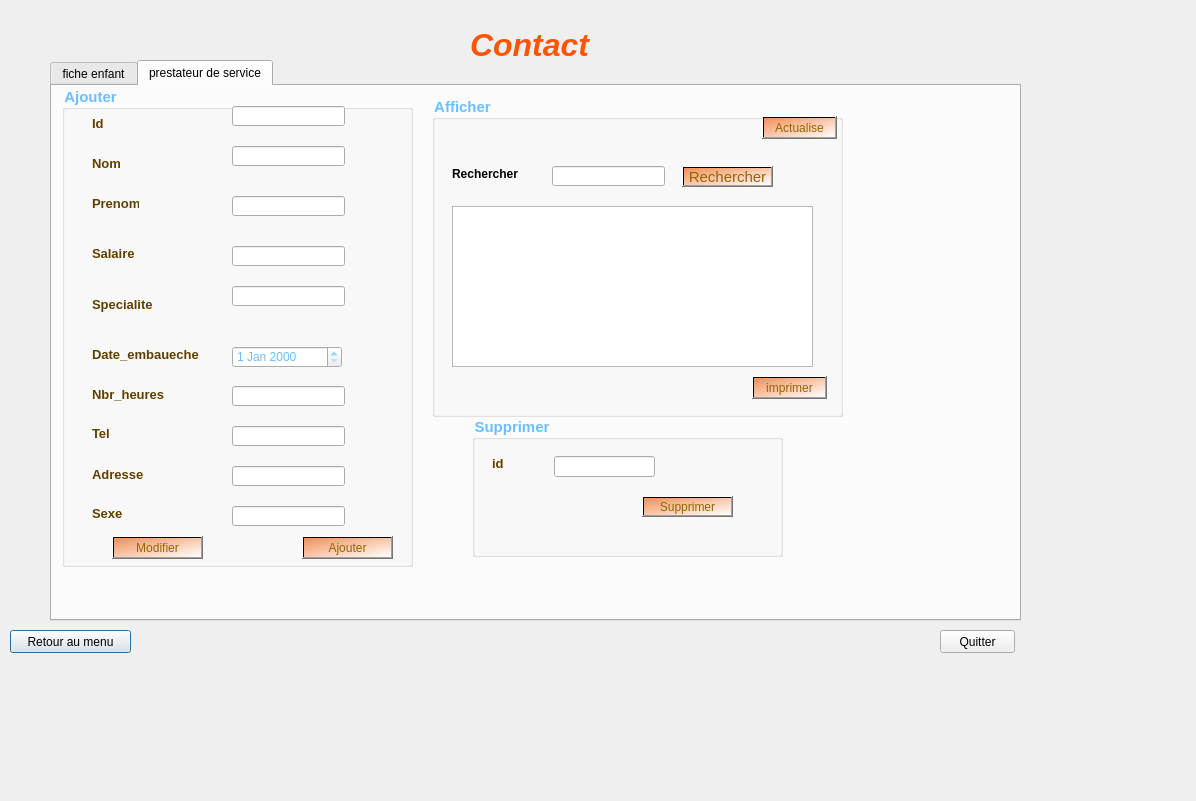
This is application_version_beta/contact.ui in AzizBenIsmail/Projet_Parental_Monitoring_System_Qt as Qt 5 draws it before an edit. The edited form follows.
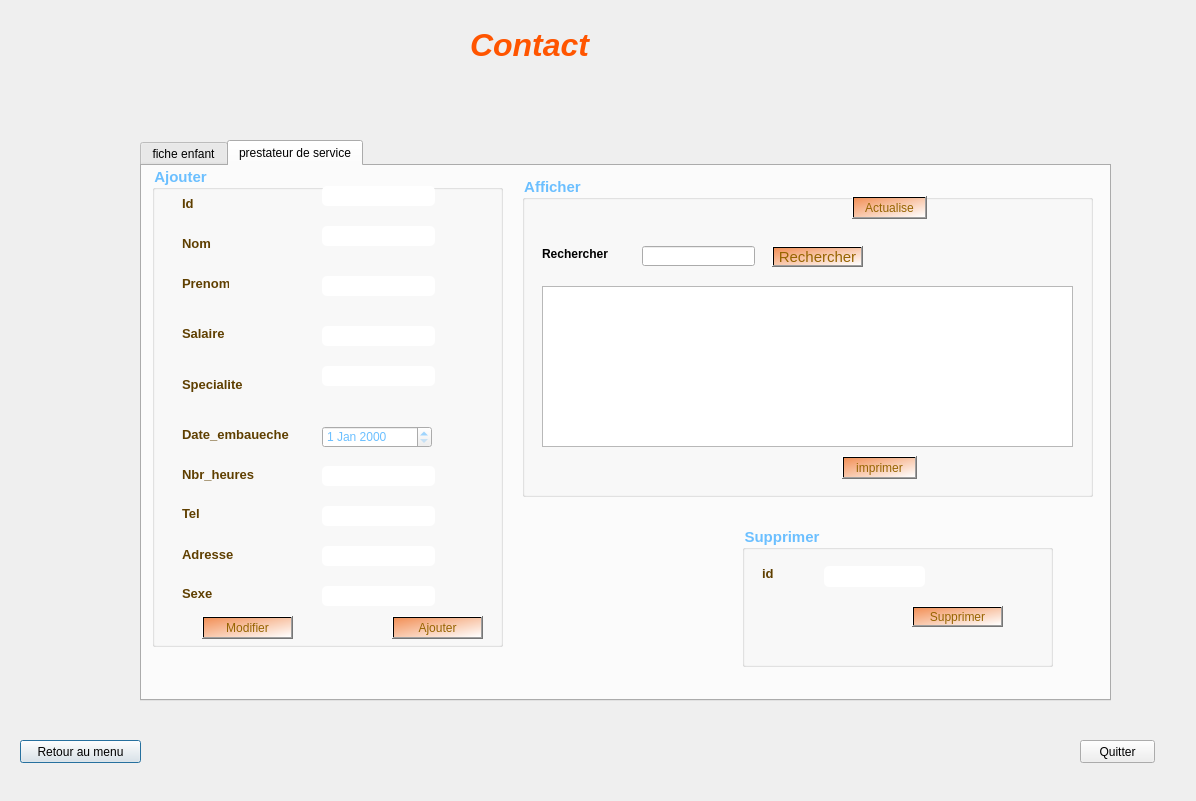
This is the edited form. The open tabs and pages were chosen to show the change.

Patch:
```diff
--- a/application_version_beta/contact.ui
+++ b/application_version_beta/contact.ui
@@ -42,8 +42,8 @@
   <widget class="QPushButton" name="pushButton">
    <property name="geometry">
     <rect>
-     <x>10</x>
-     <y>630</y>
+     <x>20</x>
+     <y>740</y>
      <width>121</width>
      <height>23</height>
     </rect>
@@ -62,8 +62,8 @@
   <widget class="QPushButton" name="pushButton_Q">
    <property name="geometry">
     <rect>
-     <x>940</x>
-     <y>630</y>
+     <x>1080</x>
+     <y>740</y>
      <width>75</width>
      <height>23</height>
     </rect>
@@ -85,8 +85,8 @@
    </property>
    <property name="geometry">
     <rect>
-     <x>50</x>
-     <y>60</y>
+     <x>140</x>
+     <y>140</y>
      <width>971</width>
      <height>561</height>
     </rect>
@@ -603,7 +603,7 @@
       <rect>
        <x>380</x>
        <y>10</y>
-       <width>411</width>
+       <width>571</width>
        <height>321</height>
       </rect>
      </property>
@@ -656,7 +656,7 @@
        <rect>
         <x>20</x>
         <y>110</y>
-        <width>361</width>
+        <width>531</width>
         <height>161</height>
        </rect>
       </property>
@@ -738,8 +738,8 @@
     <widget class="QGroupBox" name="groupBox_3">
      <property name="geometry">
       <rect>
-       <x>420</x>
-       <y>330</y>
+       <x>600</x>
+       <y>360</y>
        <width>311</width>
        <height>141</height>
       </rect>
@@ -1230,6 +1230,26 @@
         <height>21</height>
        </rect>
       </property>
+      <property name="styleSheet">
+       <string notr="true">QLineEdit{
+    background-color: white;
+    box-shadow: 2px 0.5px 5px 1px inset black;
+    border-radius: 5px;
+    width: 70%;
+    padding-right: 10px;
+    padding-left: 10px;
+    text-align: left;
+    color: #000;
+    font-size:inherit;
+    font-family: Arial, Helvetica, sans-serif;  
+    font-weight:normal;
+    font-variant:normal;
+}
+QLineEdit::hover{  color: black ;
+background-color:orange;}
+QLineEdit::focus{  color: black ;
+background-color:white;}</string>
+      </property>
      </widget>
      <widget class="QLabel" name="label_11">
       <property name="geometry">
@@ -1536,6 +1556,26 @@
         <height>20</height>
        </rect>
       </property>
+      <property name="styleSheet">
+       <string notr="true">QLineEdit{
+    background-color: white;
+    box-shadow: 2px 0.5px 5px 1px inset black;
+    border-radius: 5px;
+    width: 70%;
+    padding-right: 10px;
+    padding-left: 10px;
+    text-align: left;
+    color: #000;
+    font-size:inherit;
+    font-family: Arial, Helvetica, sans-serif;  
+    font-weight:normal;
+    font-variant:normal;
+}
+QLineEdit::hover{  color: black ;
+background-color:orange;}
+QLineEdit::focus{  color: black ;
+background-color:white;}</string>
+      </property>
      </widget>
      <widget class="QLineEdit" name="prenompres">
       <property name="geometry">
@@ -1546,6 +1586,26 @@
         <height>20</height>
        </rect>
       </property>
+      <property name="styleSheet">
+       <string notr="true">QLineEdit{
+    background-color: white;
+    box-shadow: 2px 0.5px 5px 1px inset black;
+    border-radius: 5px;
+    width: 70%;
+    padding-right: 10px;
+    padding-left: 10px;
+    text-align: left;
+    color: #000;
+    font-size:inherit;
+    font-family: Arial, Helvetica, sans-serif;  
+    font-weight:normal;
+    font-variant:normal;
+}
+QLineEdit::hover{  color: black ;
+background-color:orange;}
+QLineEdit::focus{  color: black ;
+background-color:white;}</string>
+      </property>
      </widget>
      <widget class="QLineEdit" name="salairepres">
       <property name="geometry">
@@ -1556,6 +1616,26 @@
         <height>20</height>
        </rect>
       </property>
+      <property name="styleSheet">
+       <string notr="true">QLineEdit{
+    background-color: white;
+    box-shadow: 2px 0.5px 5px 1px inset black;
+    border-radius: 5px;
+    width: 70%;
+    padding-right: 10px;
+    padding-left: 10px;
+    text-align: left;
+    color: #000;
+    font-size:inherit;
+    font-family: Arial, Helvetica, sans-serif;  
+    font-weight:normal;
+    font-variant:normal;
+}
+QLineEdit::hover{  color: black ;
+background-color:orange;}
+QLineEdit::focus{  color: black ;
+background-color:white;}</string>
+      </property>
      </widget>
      <widget class="QLineEdit" name="specialitepres">
       <property name="geometry">
@@ -1566,6 +1646,26 @@
         <height>20</height>
        </rect>
       </property>
+      <property name="styleSheet">
+       <string notr="true">QLineEdit{
+    background-color: white;
+    box-shadow: 2px 0.5px 5px 1px inset black;
+    border-radius: 5px;
+    width: 70%;
+    padding-right: 10px;
+    padding-left: 10px;
+    text-align: left;
+    color: #000;
+    font-size:inherit;
+    font-family: Arial, Helvetica, sans-serif;  
+    font-weight:normal;
+    font-variant:normal;
+}
+QLineEdit::hover{  color: black ;
+background-color:orange;}
+QLineEdit::focus{  color: black ;
+background-color:white;}</string>
+      </property>
      </widget>
      <widget class="QLineEdit" name="nbr_heurespres">
       <property name="geometry">
@@ -1576,6 +1676,26 @@
         <height>20</height>
        </rect>
       </property>
+      <property name="styleSheet">
+       <string notr="true">QLineEdit{
+    background-color: white;
+    box-shadow: 2px 0.5px 5px 1px inset black;
+    border-radius: 5px;
+    width: 70%;
+    padding-right: 10px;
+    padding-left: 10px;
+    text-align: left;
+    color: #000;
+    font-size:inherit;
+    font-family: Arial, Helvetica, sans-serif;  
+    font-weight:normal;
+    font-variant:normal;
+}
+QLineEdit::hover{  color: black ;
+background-color:orange;}
+QLineEdit::focus{  color: black ;
+background-color:white;}</string>
+      </property>
      </widget>
      <widget class="QLineEdit" name="telpres">
       <property name="geometry">
@@ -1586,6 +1706,26 @@
         <height>20</height>
        </rect>
       </property>
+      <property name="styleSheet">
+       <string notr="true">QLineEdit{
+    background-color: white;
+    box-shadow: 2px 0.5px 5px 1px inset black;
+    border-radius: 5px;
+    width: 70%;
+    padding-right: 10px;
+    padding-left: 10px;
+    text-align: left;
+    color: #000;
+    font-size:inherit;
+    font-family: Arial, Helvetica, sans-serif;  
+    font-weight:normal;
+    font-variant:normal;
+}
+QLineEdit::hover{  color: black ;
+background-color:orange;}
+QLineEdit::focus{  color: black ;
+background-color:white;}</string>
+      </property>
      </widget>
      <widget class="QLineEdit" name="adressepres">
       <property name="geometry">
@@ -1596,6 +1736,26 @@
         <height>20</height>
        </rect>
       </property>
+      <property name="styleSheet">
+       <string notr="true">QLineEdit{
+    background-color: white;
+    box-shadow: 2px 0.5px 5px 1px inset black;
+    border-radius: 5px;
+    width: 70%;
+    padding-right: 10px;
+    padding-left: 10px;
+    text-align: left;
+    color: #000;
+    font-size:inherit;
+    font-family: Arial, Helvetica, sans-serif;  
+    font-weight:normal;
+    font-variant:normal;
+}
+QLineEdit::hover{  color: black ;
+background-color:orange;}
+QLineEdit::focus{  color: black ;
+background-color:white;}</string>
+      </property>
      </widget>
      <widget class="QLineEdit" name="sexepres">
       <property name="geometry">
@@ -1606,6 +1766,26 @@
         <height>20</height>
        </rect>
       </property>
+      <property name="styleSheet">
+       <string notr="true">QLineEdit{
+    background-color: white;
+    box-shadow: 2px 0.5px 5px 1px inset black;
+    border-radius: 5px;
+    width: 70%;
+    padding-right: 10px;
+    padding-left: 10px;
+    text-align: left;
+    color: #000;
+    font-size:inherit;
+    font-family: Arial, Helvetica, sans-serif;  
+    font-weight:normal;
+    font-variant:normal;
+}
+QLineEdit::hover{  color: black ;
+background-color:orange;}
+QLineEdit::focus{  color: black ;
+background-color:white;}</string>
+      </property>
      </widget>
      <widget class="QPushButton" name="pushButton_2">
       <property name="geometry">
@@ -1665,6 +1845,26 @@
         <height>20</height>
        </rect>
       </property>
+      <property name="styleSheet">
+       <string notr="true">QLineEdit{
+    background-color: white;
+    box-shadow: 2px 0.5px 5px 1px inset black;
+    border-radius: 5px;
+    width: 70%;
+    padding-right: 10px;
+    padding-left: 10px;
+    text-align: left;
+    color: #000;
+    font-size:inherit;
+    font-family: Arial, Helvetica, sans-serif;  
+    font-weight:normal;
+    font-variant:normal;
+}
+QLineEdit::hover{  color: black ;
+background-color:orange;}
+QLineEdit::focus{  color: black ;
+background-color:white;}</string>
+      </property>
      </widget>
     </widget>
     <widget class="QLabel" name="label_pic">
```
Left out of the diff: 134 changed lines with no effect on the pictures.
